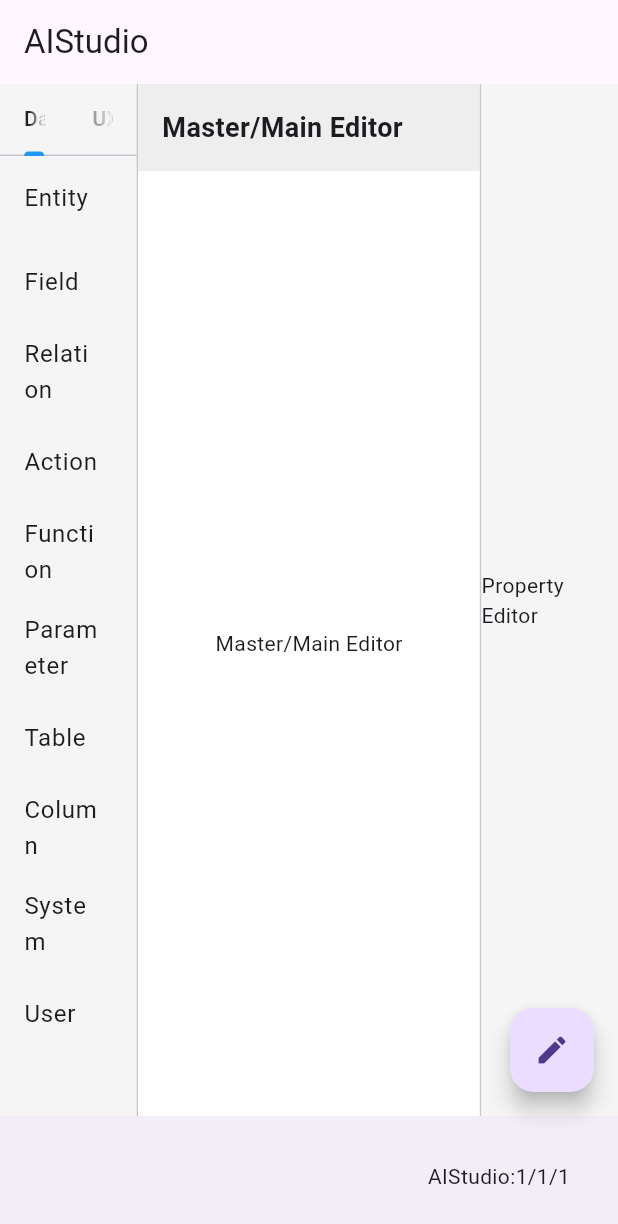
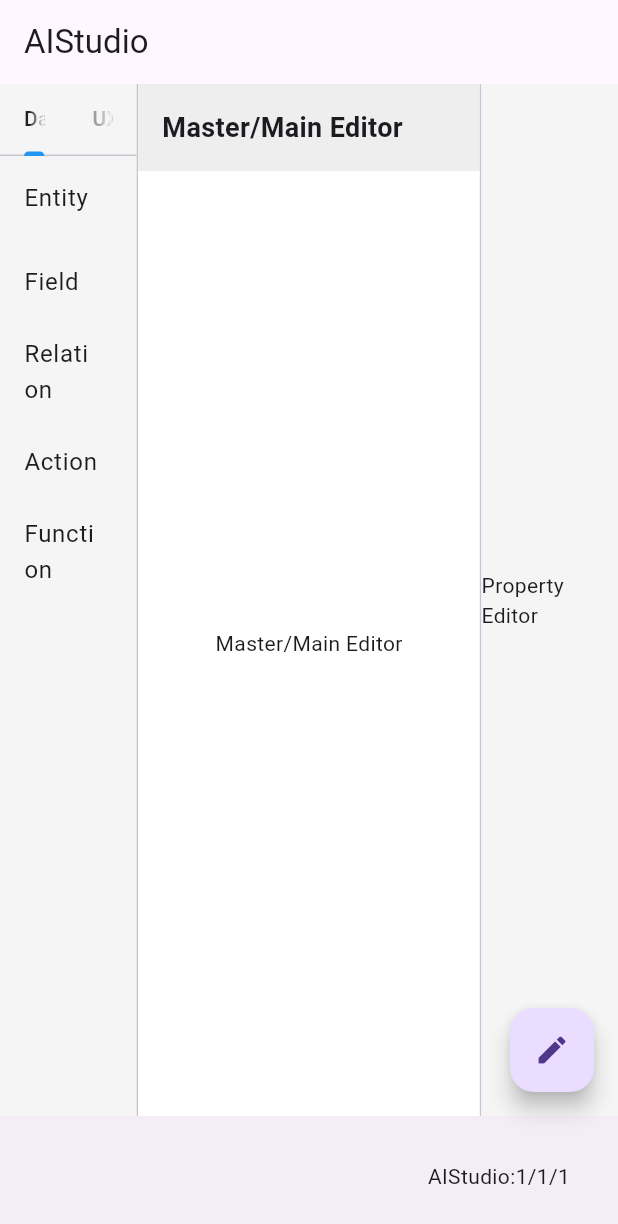
Before and after one commit to githubflutter/genrp, a Flutter app: the AIStudioHome screen opened directly, on a phone screen of 412 x 824 dp. Shown: the top 1224 px of the screen. Run offline on Flutter 3.47's test engine with Material 3 defaults, Android fonts, the phone set to English and light mode, and no system bars; our stand-ins replace sqflite, sqflite_common_ffi; accounts and stored records are empty.

```diff
--- a/lib/app/aistudio/aistudio.dart
+++ b/lib/app/aistudio/aistudio.dart
@@ -86,28 +86,20 @@ class _AIStudioHomeState extends State<AIStudioHome> with SingleTickerProviderSt
                         children: [
                           ListView(
                             children: [
-                              ListTile(title: const Text('Entity'), selected: _selectedCatalog == 'Entity', selectedColor: Colors.blue, onTap: () => _onCatalogTapped('Entity')),
-                              ListTile(title: const Text('Field'), selected: _selectedCatalog == 'Field', selectedColor: Colors.blue, onTap: () => _onCatalogTapped('Field')),
-                              ListTile(title: const Text('Relation'), selected: _selectedCatalog == 'Relation', selectedColor: Colors.blue, onTap: () => _onCatalogTapped('Relation')),
-                              ListTile(title: const Text('Action'), selected: _selectedCatalog == 'Action', selectedColor: Colors.blue, onTap: () => _onCatalogTapped('Action')),
-                              ListTile(title: const Text('Function'), selected: _selectedCatalog == 'Function', selectedColor: Colors.blue, onTap: () => _onCatalogTapped('Function')),
-                              ListTile(title: const Text('Parameter'), selected: _selectedCatalog == 'Parameter', selectedColor: Colors.blue, onTap: () => _onCatalogTapped('Parameter')),
-                              ListTile(title: const Text('Table'), selected: _selectedCatalog == 'Table', selectedColor: Colors.blue, onTap: () => _onCatalogTapped('Table')),
-                              ListTile(title: const Text('Column'), selected: _selectedCatalog == 'Column', selectedColor: Colors.blue, onTap: () => _onCatalogTapped('Column')),
-                              ListTile(title: const Text('System'), selected: _selectedCatalog == 'System', selectedColor: Colors.blue, onTap: () => _onCatalogTapped('System')),
-                              ListTile(title: const Text('User'), selected: _selectedCatalog == 'User', selectedColor: Colors.blue, onTap: () => _onCatalogTapped('User')),
+                              ListTile(title: const Text('Entity'), onTap: () => _onCatalogTapped('Entity')),
+                              ListTile(title: const Text('Field'), onTap: () => _onCatalogTapped('Field')),
+                              ListTile(title: const Text('Relation'), onTap: () => _onCatalogTapped('Relation')),
+                              ListTile(title: const Text('Action'), onTap: () => _onCatalogTapped('Action')),
+                              ListTile(title: const Text('Function'), onTap: () => _onCatalogTapped('Function')),
                             ],
                           ),
                           ListView(
                             children: [
-                              ListTile(title: const Text('Host'), selected: _selectedCatalog == 'Host', selectedColor: Colors.blue, onTap: () => _onCatalogTapped('Host')),
-                              ListTile(title: const Text('Body'), selected: _selectedCatalog == 'Body', selectedColor: Colors.blue, onTap: () => _onCatalogTapped('Body')),
-                              ListTile(title: const Text('Template'), selected: _selectedCatalog == 'Template', selectedColor: Colors.blue, onTap: () => _onCatalogTapped('Template')),
-                              ListTile(title: const Text('Type'), selected: _selectedCatalog == 'Type', selectedColor: Colors.blue, onTap: () => _onCatalogTapped('Type')),
-                              ListTile(title: const Text('Widget'), selected: _selectedCatalog == 'Widget', selectedColor: Colors.blue, onTap: () => _onCatalogTapped('Widget')),
-                              ListTile(title: const Text('FieldBinding'), selected: _selectedCatalog == 'FieldBinding', selectedColor: Colors.blue, onTap: () => _onCatalogTapped('FieldBinding')),
-                              ListTile(title: const Text('UX Action'), selected: _selectedCatalog == 'UX Action', selectedColor: Colors.blue, onTap: () => _onCatalogTapped('UX Action')),
-                              ListTile(title: const Text('Body Spec Node'), selected: _selectedCatalog == 'Body Spec Node', selectedColor: Colors.blue, onTap: () => _onCatalogTapped('Body Spec Node')),
+                              ListTile(title: const Text('Host'), onTap: () => _onCatalogTapped('Host')),
+                              ListTile(title: const Text('Body'), onTap: () => _onCatalogTapped('Body')),
+                              ListTile(title: const Text('Template'), onTap: () => _onCatalogTapped('Template')),
+                              ListTile(title: const Text('Type'), onTap: () => _onCatalogTapped('Type')),
+                              ListTile(title: const Text('Widget'), onTap: () => _onCatalogTapped('Widget')),
                             ],
                           ),
                         ],
```
Also changed, not shown: 1 other file.
